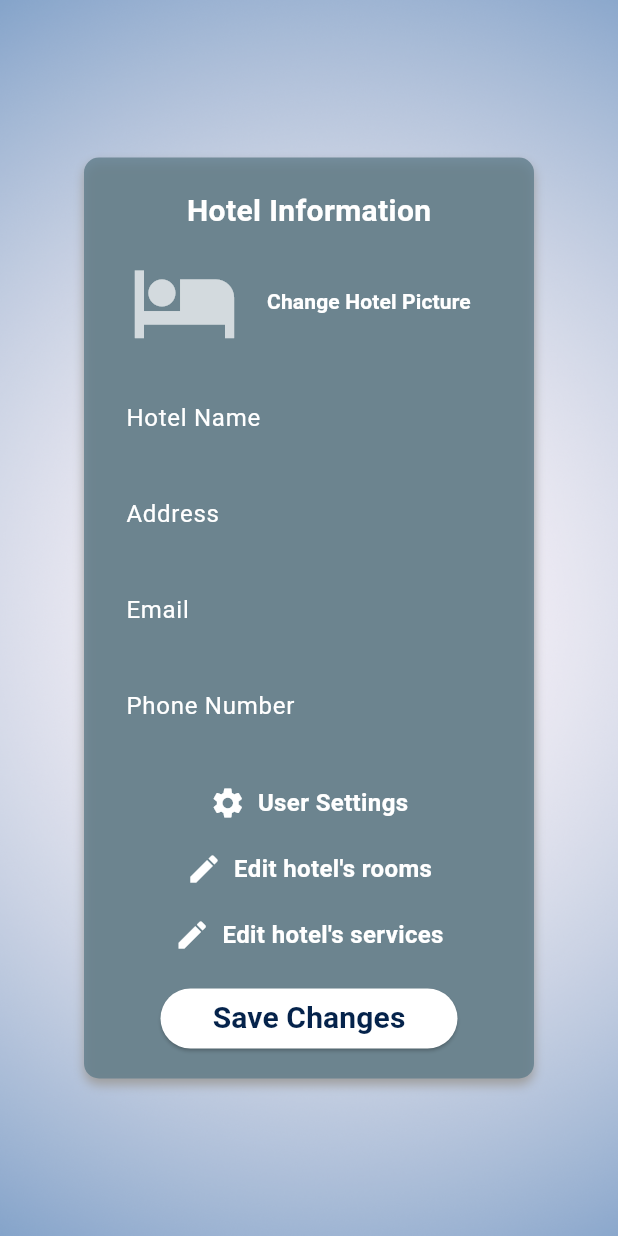
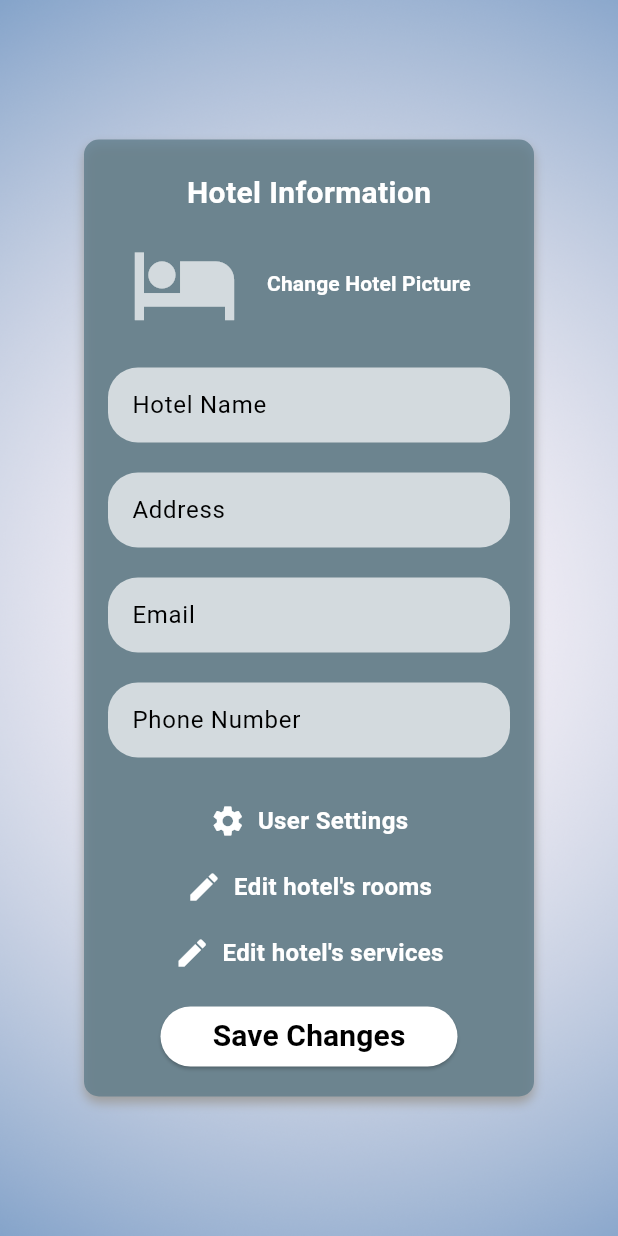
Before and after one commit to PiotrSitarek1/HotelManagement, a Flutter app: the OwnerPanelScreen screen opened directly, on a phone screen of 412 x 824 dp. Run offline on Flutter 3.47's test engine with Material 2 defaults, Android fonts, the phone set to English and light mode, and no system bars; our stand-ins replace firebase_auth, firebase_core, firebase_database, firebase_storage, fluttertoast, google_fonts and 1 more; accounts and stored records are empty.

Commit message:
improve looks of input fileds and loader

```diff
--- a/lib/screens/owner_flow/current_reservations_screen.dart
+++ b/lib/screens/owner_flow/current_reservations_screen.dart
@@ -56,7 +56,19 @@ class _CurrentReservationsScreenState extends State<CurrentReservationsScreen> {
                   ),
                   builder: (context, snapshot) {
                     if (snapshot.connectionState == ConnectionState.waiting) {
-                      return const CircularProgressIndicator();
+                      return Stack(
+                        children: [
+                          Image.asset(
+                            "assets/images/blank_background.png",
+                            fit: BoxFit.cover,
+                            width: double.infinity,
+                            height: double.infinity,
+                          ),
+                          const Center(
+                            child: CircularProgressIndicator(),
+                          ),
+                        ],
+                      );
                     } else if (snapshot.hasError) {
                       return Text('Error: ${snapshot.error}');
                     } else if (!snapshot.hasData || snapshot.data!.isEmpty) {
@@ -75,22 +87,30 @@ class _CurrentReservationsScreenState extends State<CurrentReservationsScreen> {
                       return Column(
                         crossAxisAlignment: CrossAxisAlignment.start,
                         children: [
-                          Text(
-                            'Current Reservations',
-                            style: GoogleFonts.roboto(
-                              fontSize: 20.0,
-                              fontWeight: FontWeight.bold,
-                              color: Colors.white,
-                            ),
+                          const SizedBox(height: 40),
+                          Column(
+                            mainAxisAlignment: MainAxisAlignment.center,
+                            children: [
+                              Center(
+                                child: Text(
+                                  'Current Reservations',
+                                  style: GoogleFonts.roboto(
+                                    fontSize: 25.0,
+                                    fontWeight: FontWeight.bold,
+                                    color: Colors.black,
+                                  ),
+                                ),
+                              ),
+                            ],
                           ),
-                          const SizedBox(height: 10),
                           Expanded(
                             child: ListView.builder(
                               itemCount: reservations.length,
                               itemBuilder: (context, index) {
                                 final reservation = reservations[index];
                                 final reservationKey = reservationsKeys[index];
-                                return buildReservationTile(reservationKey,reservation);
+                                return buildReservationTile(
+                                    reservationKey, reservation);
                               },
                             ),
                           ),
@@ -151,7 +171,7 @@ class _CurrentReservationsScreenState extends State<CurrentReservationsScreen> {
                 child: Checkbox(
                   value: reservation.status == 'Active',
                   onChanged: (value) async {
-                    await _acceptReservation(key,reservation, value ?? false);
+                    await _acceptReservation(key, reservation, value ?? false);
                   },
                 ),
               ),
--- a/lib/screens/owner_flow/owner_panel_screen.dart
+++ b/lib/screens/owner_flow/owner_panel_screen.dart
@@ -1,10 +1,8 @@
-// owner_panel_screen.dart
 import 'dart:io' show File;
 
 import 'package:firebase_auth/firebase_auth.dart';
 import 'package:flutter/material.dart';
 import 'package:google_fonts/google_fonts.dart';
-import 'package:hotel_manager/models/service_model.dart';
 import 'package:hotel_manager/screens/owner_flow/room_list_screen.dart';
 import 'package:hotel_manager/screens/owner_flow/service_list_screen.dart';
 import 'package:hotel_manager/screens/user_settings_screen.dart';
@@ -72,7 +70,6 @@ class _OwnerPanelScreenState extends State<OwnerPanelScreen> {
   @override
   Widget build(BuildContext context) {
     Color customBluePrimary = Colors.blueGrey;
-    Color customBlueAccent = const Color.fromARGB(255, 5, 35, 75);
 
     return Scaffold(
       appBar: null,
@@ -142,46 +139,10 @@ class _OwnerPanelScreenState extends State<OwnerPanelScreen> {
                     ],
                   ),
                   const SizedBox(height: 10),
-                  TextFormField(
-                    controller: hotelNameController,
-                    decoration: const InputDecoration(
-                      labelText: 'Hotel Name',
-                      labelStyle: TextStyle(color: Colors.white),
-                      border: InputBorder.none,
-                      contentPadding: EdgeInsets.all(12.0),
-                    ),
-                    style: const TextStyle(color: Colors.white),
-                  ),
-                  TextFormField(
-                    controller: addressController,
-                    decoration: const InputDecoration(
-                      labelText: 'Address',
-                      labelStyle: TextStyle(color: Colors.white),
-                      border: InputBorder.none,
-                      contentPadding: EdgeInsets.all(12.0),
-                    ),
-                    style: const TextStyle(color: Colors.white),
-                  ),
-                  TextFormField(
-                    controller: emailController,
-                    decoration: const InputDecoration(
-                      labelText: 'Email',
-                      labelStyle: TextStyle(color: Colors.white),
-                      border: InputBorder.none,
-                      contentPadding: EdgeInsets.all(12.0),
-                    ),
-                    style: const TextStyle(color: Colors.white),
-                  ),
-                  TextFormField(
-                    controller: phoneNumberController,
-                    decoration: const InputDecoration(
-                      labelText: 'Phone Number',
-                      labelStyle: TextStyle(color: Colors.white),
-                      border: InputBorder.none,
-                      contentPadding: EdgeInsets.all(12.0),
-                    ),
-                    style: const TextStyle(color: Colors.white),
-                  ),
+                  buildTextFormField('Hotel Name', hotelNameController),
+                  buildTextFormField('Address', addressController),
+                  buildTextFormField('Email', emailController),
+                  buildTextFormField('Phone Number', phoneNumberController),
                   const SizedBox(height: 20),
                   GestureDetector(
                     onTap: () {
@@ -289,7 +250,7 @@ class _OwnerPanelScreenState extends State<OwnerPanelScreen> {
                           style: GoogleFonts.roboto(
                             fontSize: 20,
                             fontWeight: FontWeight.bold,
-                            color: customBlueAccent,
+                            color: Colors.black,
                           ),
                         ),
                       ),
@@ -336,4 +297,28 @@ class _OwnerPanelScreenState extends State<OwnerPanelScreen> {
       showToast("Unexpected error: $result");
     }
   }
+
+  Container buildTextFormField(
+      String labelText, TextEditingController controller) {
+    return Container(
+      height: 50,
+      margin: const EdgeInsets.symmetric(vertical: 10.0),
+      decoration: BoxDecoration(
+        color: Colors.white70,
+        borderRadius: BorderRadius.circular(20.0),
+      ),
+      child: Padding(
+        padding: const EdgeInsets.symmetric(horizontal: 16.0),
+        child: TextFormField(
+          controller: controller,
+          decoration: InputDecoration(
+            labelText: labelText,
+            labelStyle: const TextStyle(color: Colors.black),
+            border: InputBorder.none,
+          ),
+          style: const TextStyle(color: Colors.black),
+        ),
+      ),
+    );
+  }
 }
```
